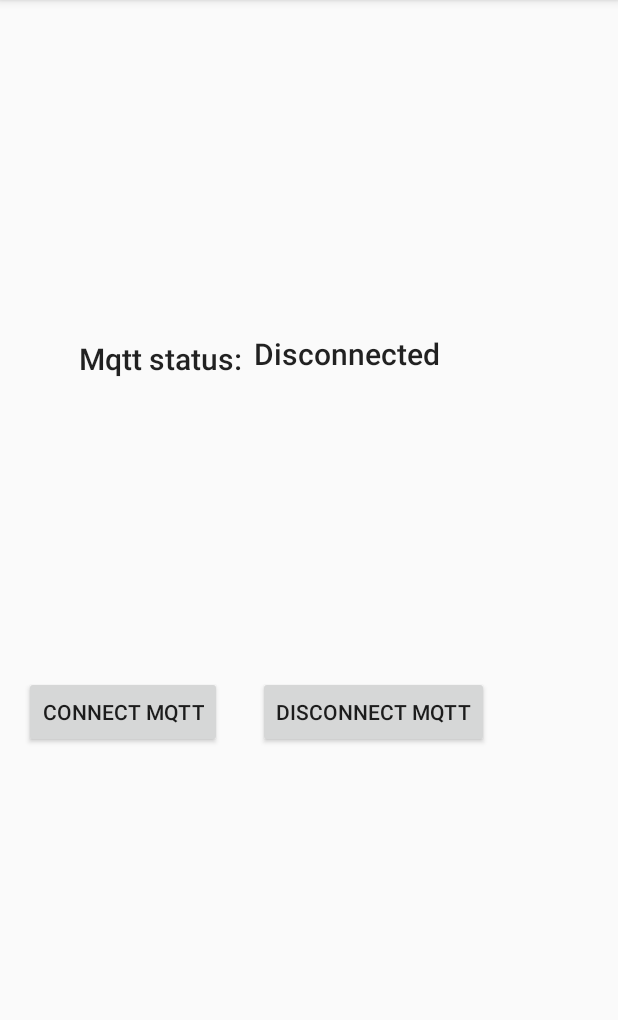
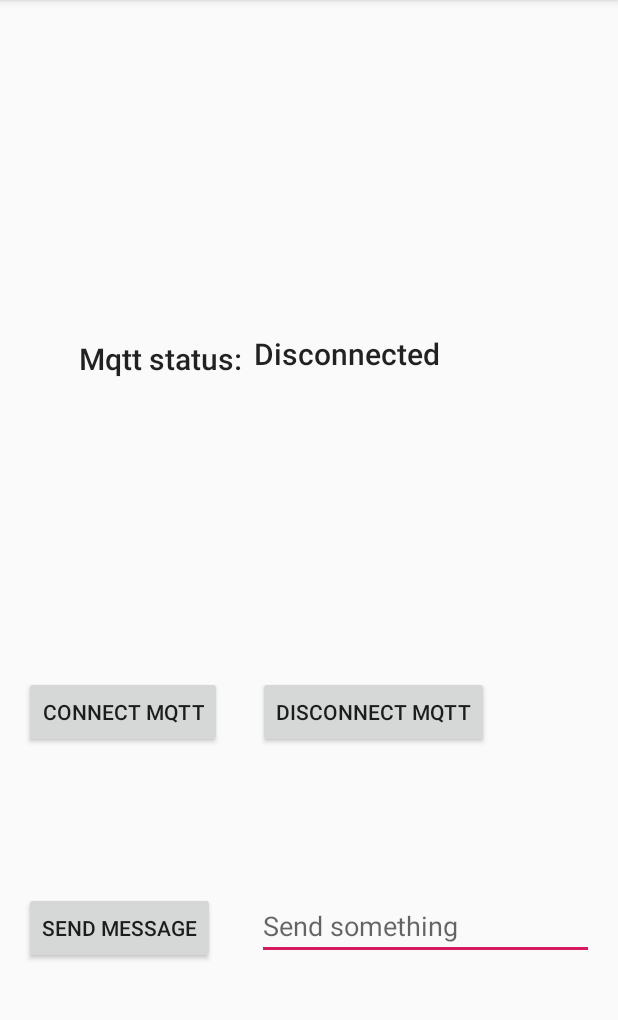
Before and after one commit to sorinirimies/MqttCoroutines, an Android app: the screen it shows after launch (MainActivity), on a phone screen of 412 x 824 dp, the part 84-1104 px from its top. Run offline under Robolectric (Android 15) with nearby library versions, the phone set to English and light mode, and no system bars; libraries missing offline, so code that uses them is left out: org.eclipse.paho; 2 statements that could not run were skipped.

```diff
--- a/build.gradle
+++ b/build.gradle
@@ -1,13 +1,13 @@
 // Top-level build file where you can add configuration options common to all sub-projects/modules.
 buildscript {
-    ext.kotlin_version = '1.3.50'
+    ext.kotlin_version = '1.3.61'
     repositories {
         google()
         jcenter()
 
     }
     dependencies {
-        classpath 'com.android.tools.build:gradle:3.5.1'
+        classpath 'com.android.tools.build:gradle:3.5.2'
         classpath "org.jetbrains.kotlin:kotlin-gradle-plugin:$kotlin_version"
         classpath 'com.jfrog.bintray.gradle:gradle-bintray-plugin:1.8.4'
         classpath 'com.github.dcendents:android-maven-gradle-plugin:2.1'
--- a/mqttcoroutines/src/main/java/com/sorinirimies/mqttcoroutines/MqttManager.kt
+++ b/mqttcoroutines/src/main/java/com/sorinirimies/mqttcoroutines/MqttProvider.kt
@@ -1,8 +1,9 @@
 package com.sorinirimies.mqttcoroutines
 
+import kotlinx.coroutines.flow.Flow
 import org.eclipse.paho.client.mqttv3.MqttConnectOptions
 
-internal interface MqttManager {
+interface MqttProvider {
 
     /**
      * Connects the mqtt client to the mqttBroker and subscribes to the given [topics]. For [qos], please refer
@@ -12,7 +13,7 @@ internal interface MqttManager {
      * @param qos
      * @param mqttConnectOptions the [MqttConnectOptions] with which we can configure the client
      * @param retryInterval how often to retry connecting
-     * @param maxNumberOfRetries total amount of trtries
+     * @param maxNumberOfRetries total amount of retries
      */
     fun connect(
         topics: Array<String>,
@@ -23,6 +24,19 @@ internal interface MqttManager {
     )
 
     /**
+     * [MqttPayload] [Flow] to which a consumer can subscribe
+     */
+    val mqttPayloadFlow: Flow<MqttPayload>
+
+    /**
+     * [MqttConnectionState] [Flow] to which a consumer can subscribe
+     */
+    val mqttConnectionStateFlow: Flow<MqttConnectionState>
+
+    /** Sends a given [MqttPayload] to a broker*/
+    fun sendPayload(mqtt: MqttPayload)
+
+    /**
      * Disconnects the mqtt client
      */
     fun disconnect()
--- /dev/null
+++ b/mqttcoroutines/src/main/java/com/sorinirimies/mqttcoroutines/MqttProviderConfiguration.kt
@@ -0,0 +1,10 @@
+package com.sorinirimies.mqttcoroutines
+
+import org.eclipse.paho.client.mqttv3.MqttClientPersistence
+import org.eclipse.paho.client.mqttv3.persist.MemoryPersistence
+
+data class MqttProviderConfiguration(
+    val mqttClientPersistence: MqttClientPersistence = MemoryPersistence(),
+    val serverUrl: String = "",
+    val clientId: String = ""
+)
--- a/sample/src/main/java/com/sorinirimies/mqttcoroutines/sample/MainActivity.kt
+++ b/sample/src/main/java/com/sorinirimies/mqttcoroutines/sample/MainActivity.kt
@@ -1,27 +1,31 @@
 package com.sorinirimies.mqttcoroutines.sample
 
+import android.annotation.SuppressLint
 import android.os.Bundle
 import android.provider.Settings
 import android.support.v7.app.AppCompatActivity
 import android.util.Log
-import com.sorinirimies.mqttcoroutines.MqttConnectionStateListener
-import com.sorinirimies.mqttcoroutines.MqttCoroutineManager
 import com.sorinirimies.mqttcoroutines.MqttPayload
-import com.sorinirimies.mqttcoroutines.MqttPayloadListener
+import com.sorinirimies.mqttcoroutines.MqttProviderConfiguration
+import com.sorinirimies.mqttcoroutines.MqttProviderImpl
 import kotlinx.android.synthetic.main.activity_main.*
-import kotlinx.coroutines.Dispatchers
+import kotlinx.coroutines.*
+import kotlinx.coroutines.flow.collect
 import org.eclipse.paho.client.mqttv3.MqttConnectOptions
 
-class MainActivity : AppCompatActivity() {
-    private val mqttManager by lazy {
-        MqttCoroutineManager(
-            mqttPayloadListener = mqttPayloadListener,
-            mqttConnectionStateListener = mqttConnectionStateListener,
-            serverUrl = "tcp://test.mosquitto.org:1883",
-            dispatcher = Dispatchers.Main,
-            clientId = Settings.Secure.getString(
-                this.contentResolver,
-                Settings.Secure.ANDROID_ID
+@SuppressLint("HardwareIds")
+@ExperimentalCoroutinesApi
+@FlowPreview
+class MainActivity : AppCompatActivity(), CoroutineScope by MainScope() {
+    private val topic = "home/temperature"
+    private val mqttProvider by lazy {
+        MqttProviderImpl(
+            mqttProviderConfiguration = MqttProviderConfiguration(
+                serverUrl = "tcp://test.mosquitto.org:1883",
+                clientId = Settings.Secure.getString(
+                    this.contentResolver,
+                    Settings.Secure.ANDROID_ID
+                )
             )
         )
     }
@@ -30,24 +34,38 @@ class MainActivity : AppCompatActivity() {
         super.onCreate(savedInstanceState)
         setContentView(R.layout.activity_main)
         btnStartMqtt.setOnClickListener {
-            mqttManager.connect(
-                arrayOf("home/+/temperature"),
+            mqttProvider.connect(
+                arrayOf(topic),
                 intArrayOf(0), mqttConnectOptions = MqttConnectOptions()
             )
         }
-        btnStopMqtt.setOnClickListener { mqttManager.disconnect() }
+        btnStopMqtt.setOnClickListener { mqttProvider.disconnect() }
+        btnSendMessage.setOnClickListener {
+            mqttProvider.sendPayload(
+                MqttPayload(topic, edtMessage.text.toString().toByteArray(), 0)
+            )
+        }
+        launch {
+            mqttProvider.mqttConnectionStateFlow.collect { conState ->
+                tvMqttConnection.text = "$conState"
+                Log.i(
+                    MainActivity::class.java.simpleName,
+                    "Connection state is: $conState"
+                )
+            }
+        }
+        launch {
+            mqttProvider.mqttPayloadFlow.collect { payload ->
+                Log.i(
+                    MainActivity::class.java.simpleName,
+                    "Mqtt payload is: ${payload.topic} ${payload.msg.toString(Charsets.UTF_8)}"
+                )
+            }
+        }
     }
 
-    private val mqttConnectionStateListener: MqttConnectionStateListener = { connectionState ->
-        tvMqttConnection.text = "$connectionState"
-        Log.i(MainActivity::class.java.simpleName, "Connection state is: $connectionState")
+    override fun onDestroy() {
+        super.onDestroy()
+        cancel()
     }
-
-    private val mqttPayloadListener: MqttPayloadListener = { mqttPayload ->
-        Log.i(
-            MainActivity::class.java.simpleName,
-            "Mqtt payload is: ${mqttPayload.topic} ${mqttPayload.mqttMessage}"
-        )
-    }
-
 }
--- a/sample/src/main/res/layout/activity_main.xml
+++ b/sample/src/main/res/layout/activity_main.xml
@@ -27,10 +27,11 @@
             android:text="Disconnected"
             android:textAppearance="@style/TextAppearance.AppCompat.Title"
             app:layout_constraintBottom_toBottomOf="parent"
+            app:layout_constraintEnd_toEndOf="parent"
+            app:layout_constraintHorizontal_bias="0.0"
             app:layout_constraintStart_toEndOf="@+id/tvMqttConnectionLabel"
             app:layout_constraintTop_toTopOf="parent"
-            app:layout_constraintVertical_bias="0.3" app:layout_constraintEnd_toEndOf="parent"
-            app:layout_constraintHorizontal_bias="0.0"/>
+            app:layout_constraintVertical_bias="0.3" />
 
     <Button
             android:id="@+id/btnStartMqtt"
@@ -52,5 +53,26 @@
             app:layout_constraintBaseline_toBaselineOf="@+id/btnStartMqtt"
             app:layout_constraintStart_toEndOf="@+id/btnStartMqtt" />
 
+    <Button
+            android:id="@+id/btnSendMessage"
+            android:layout_width="wrap_content"
+            android:layout_height="wrap_content"
+            android:layout_marginStart="16dp"
+            android:layout_marginTop="96dp"
+            android:text="send Message"
+            app:layout_constraintStart_toStartOf="parent"
+            app:layout_constraintTop_toBottomOf="@+id/btnStartMqtt" />
+
+    <EditText
+            android:id="@+id/edtMessage"
+            android:layout_width="0dp"
+            android:layout_height="wrap_content"
+            android:layout_marginStart="28dp"
+            android:layout_marginTop="96dp"
+            android:hint="Send something"
+            android:layout_marginEnd="16dp"
+            app:layout_constraintEnd_toEndOf="parent"
+            app:layout_constraintStart_toEndOf="@+id/btnSendMessage"
+            app:layout_constraintTop_toBottomOf="@+id/btnStartMqtt" />
 
 </android.support.constraint.ConstraintLayout>
```
Also changed, not shown: mqttcoroutines/src/main/java/com/sorinirimies/mqttcoroutines/MqttProviderImpl.kt (renamed from mqttcoroutines/src/main/java/com/sorinirimies/mqttcoroutines/MqttCoroutineManager.kt, +44 -39 lines). Lines whose indentation alone changed are shown as unchanged.
